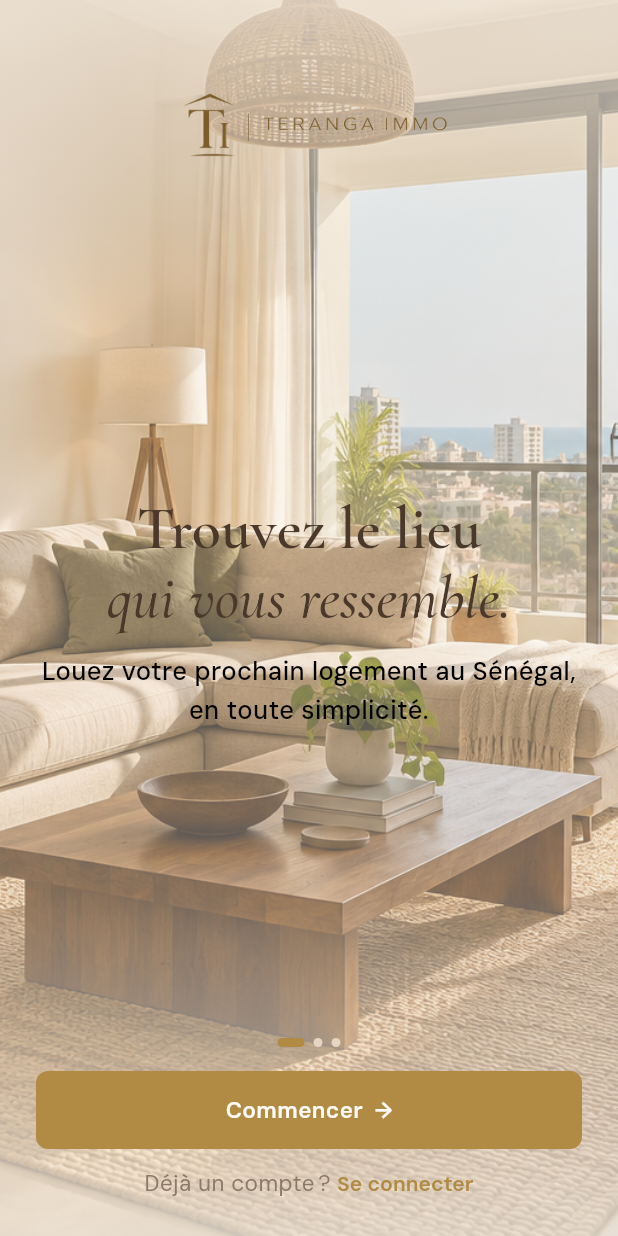
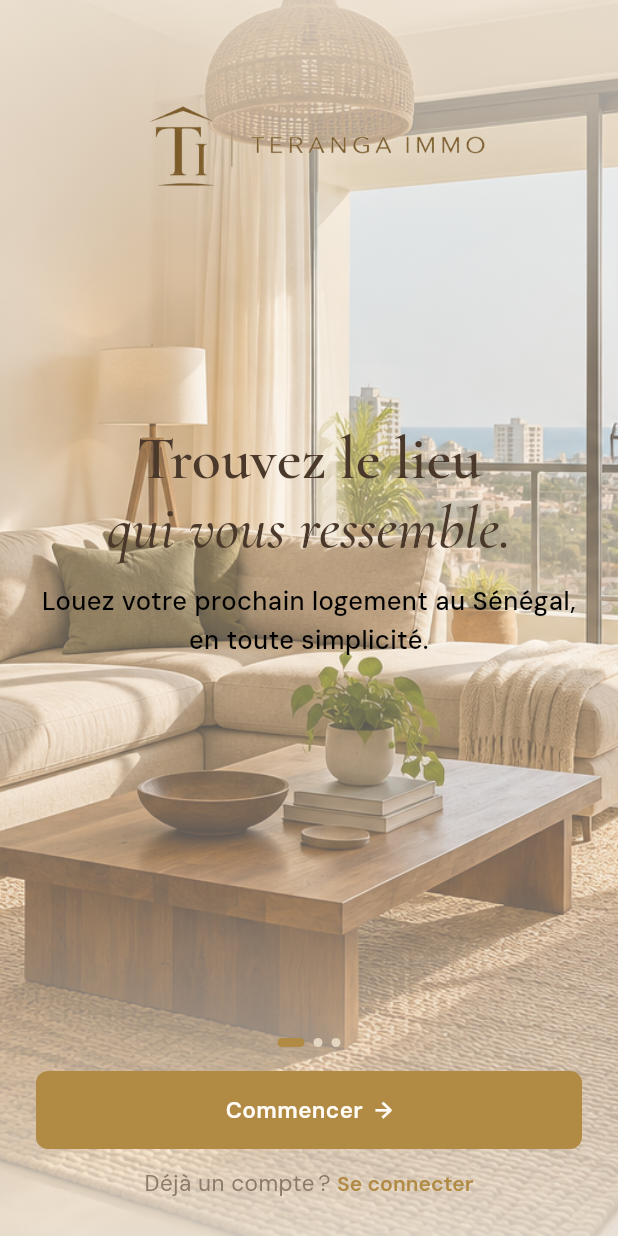
Before and after one commit to binetoukhoumatiossanacademy-code/teranga-immo, a Flutter app: the screen it shows after launch, on a phone screen of 412 x 824 dp. Run offline on Flutter 3.47's test engine with Material 3 defaults, Android fonts, the phone set to English and light mode, and no system bars; our stand-ins replace flutter_lucide, flutter_svg, supabase_flutter; accounts and stored records are empty.

Commit message:
feat(flutter): remonter le texte et agrandir davantage le logo du demarrage
Deplace le bloc titre/sous-titre un peu plus haut dans l'espace
disponible (au lieu d'un centrage strict) et agrandit encore le logo
pour une meilleure visibilite.

Co-Authored-By: Claude Sonnet 5 <noreply@anthropic.com>

```diff
--- a/lib/onboarding_page.dart
+++ b/lib/onboarding_page.dart
@@ -88,7 +88,7 @@ class _OnboardingPageState extends State<OnboardingPage> {
                       padding: const EdgeInsets.only(top: TerangaSpacing.xxl),
                       child: TerangaLogo(
                         variant: TerangaLogoVariant.stacked,
-                        markSize: wide ? 150 : 108,
+                        markSize: wide ? 190 : 138,
                       ),
                     ),
                     Expanded(
@@ -187,9 +187,11 @@ class _SlideView extends StatelessWidget {
     final bodySize = TerangaTypography.scaled(17, width);
     return Padding(
       padding: const EdgeInsets.symmetric(horizontal: TerangaSpacing.xl),
-      child: Column(
+      child: Align(
+        alignment: const Alignment(0, -0.35),
+        child: Column(
         crossAxisAlignment: CrossAxisAlignment.center,
-        mainAxisAlignment: MainAxisAlignment.center,
+        mainAxisSize: MainAxisSize.min,
         children: [
           RichText(
             textAlign: TextAlign.center,
@@ -217,6 +219,7 @@ class _SlideView extends StatelessWidget {
             ),
           ),
         ],
+        ),
       ),
     );
   }
```
